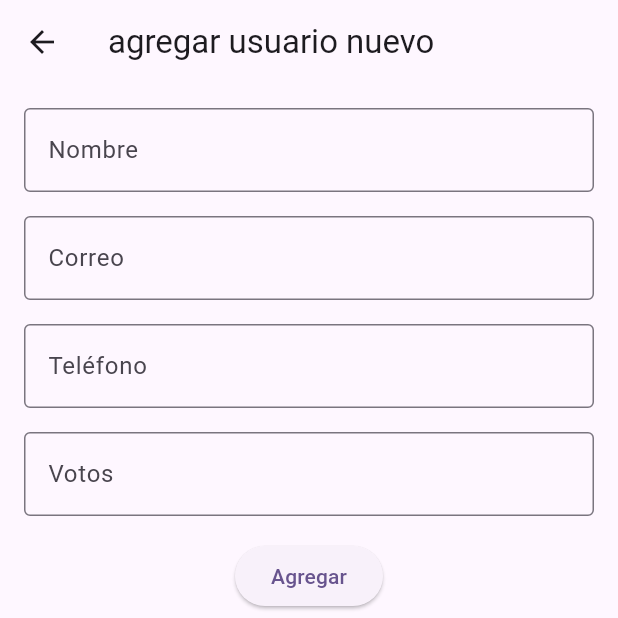
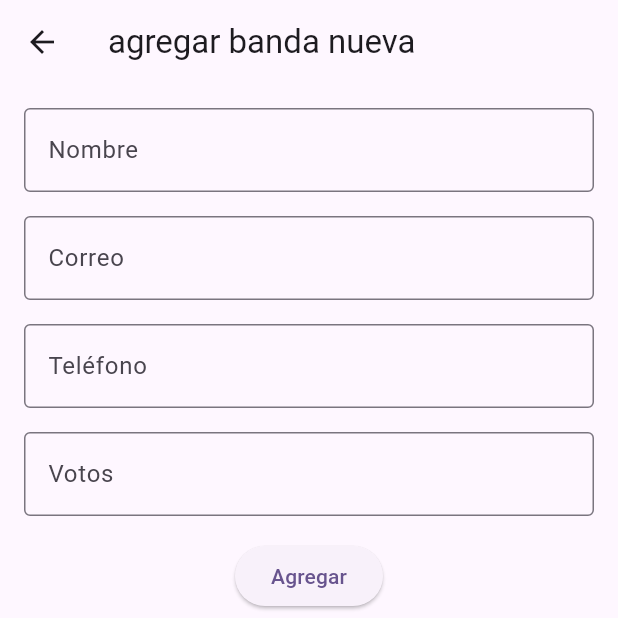
Before and after one commit to FernandoZuniga97/TareaRock, a Flutter app: the screen it shows after launch, after a tap on the "add" icon, on a phone screen of 412 x 824 dp, the top half of it. Run offline on Flutter 3.47's test engine with Material 3 defaults, Android fonts, the phone set to English and light mode, and no system bars; our stand-ins replace cloud_firestore, firebase_core; accounts and stored records are empty.

Commit message:
Actualizacion 2

```diff
--- a/rocky/lib/home.dart
+++ b/rocky/lib/home.dart
@@ -20,7 +20,7 @@ class _MyHomePageState extends State<MyHomePage> {
     return Scaffold(
 
       appBar: AppBar(
-        backgroundColor: Theme.of(context).colorScheme.inversePrimary,
+        backgroundColor: Colors.blueGrey,
         title: Text(widget.title),
       ),
       body: StreamBuilder<QuerySnapshot>(
@@ -62,9 +62,9 @@ class _MyHomePageState extends State<MyHomePage> {
         onPressed: () {
           Navigator.pushNamed(context, '/new_user');
         },
-        tooltip: 'Nuevo usuario',
+        tooltip: 'Nueva banda',
         child: const Icon(Icons.add),
-      ), // This trailing comma makes auto-formatting nicer for build methods.
+      ),
     );
   }
 }
--- a/rocky/lib/new_users_page.dart
+++ b/rocky/lib/new_users_page.dart
@@ -25,7 +25,7 @@ class NewUserPage extends StatelessWidget {
 
     return Scaffold(
       appBar: AppBar(
-        title: const Text('agregar usuario nuevo'),
+        title: const Text('agregar banda nueva'),
       ),
       body: Padding(
         padding: const EdgeInsets.all(16.0),
@@ -67,8 +67,6 @@ class NewUserPage extends StatelessWidget {
               const SizedBox(height: 16.0),
               ElevatedButton(
                 onPressed: () async {
-                  // Add user to Firebase
-                  //obtener los valores de los textfields
                   final data = {
                     'Nombre de la banda': nombreController.text,
                     'Nombre del album': albumController.text,
```
